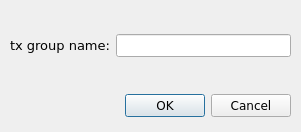
Qt form src/forms/new_group_dlg.ui (AliSalman-et-al/openmeta-analyst-community) before a commit.
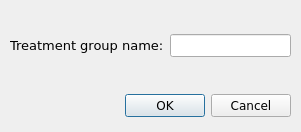
The same form after that commit. Icons and pictures are not drawn.

The edit to the form file:
```diff
--- a/src/forms/new_group_dlg.ui
+++ b/src/forms/new_group_dlg.ui
@@ -77,7 +77,7 @@
        </font>
       </property>
       <property name="text">
-       <string>tx group name:</string>
+       <string>Treatment group name:</string>
       </property>
      </widget>
     </item>
```
Left out of the diff: 2 changed lines with no effect on the pictures.
